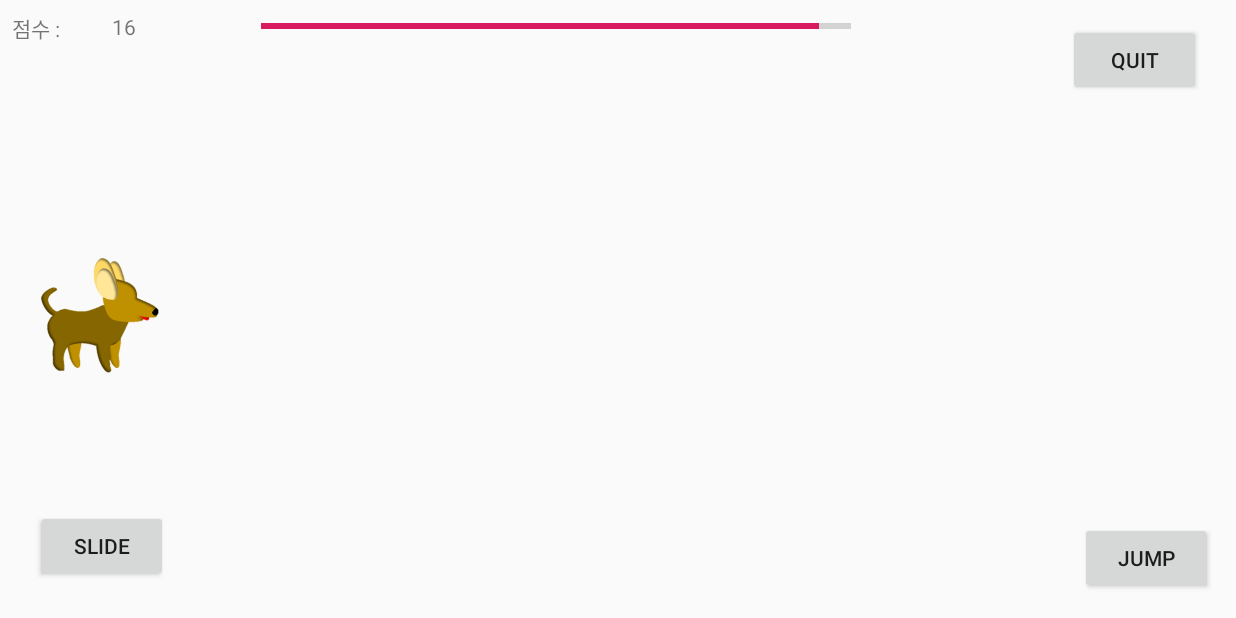
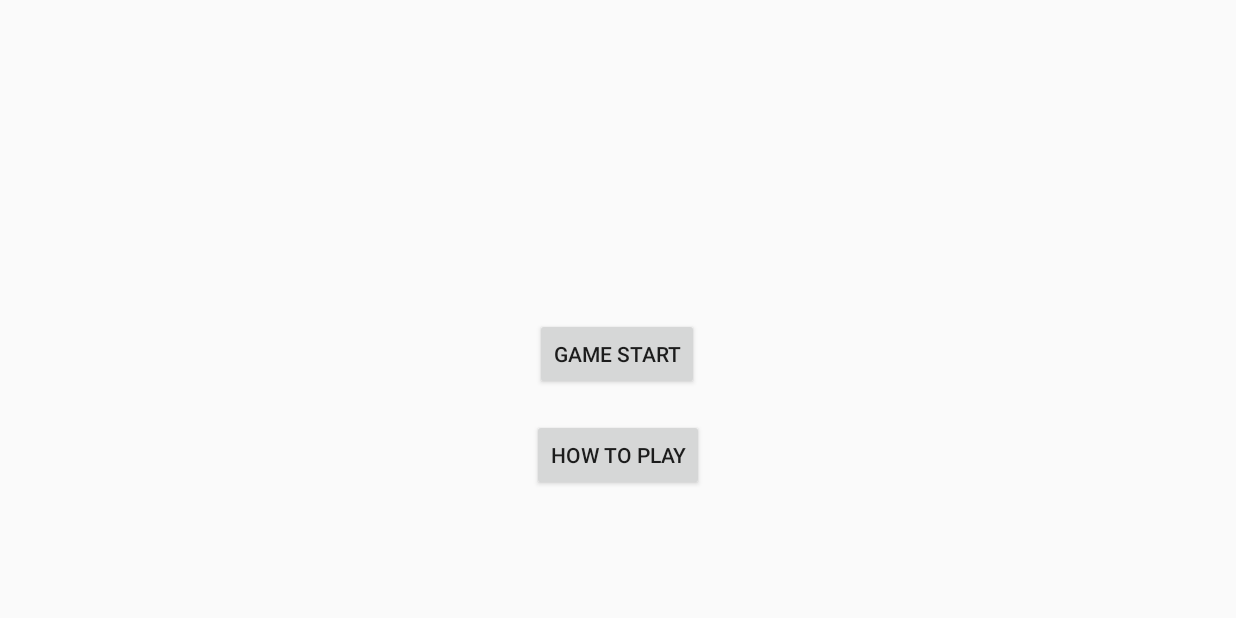
Before and after one commit to psy337337/jumpGame, an Android app: the screen it shows after launch (MainActivity before the commit, StartActivity after it), on a phone screen of 824 x 412 dp (held sideways). Run offline under Robolectric (Android 15) with nearby library versions, the phone set to English and light mode, and no system bars.

Commit message:
Second Commit 낙하 장애물 수정, 액티비티 추가

```diff
--- /dev/null
+++ b/app/src/main/java/com/example/test_jump/StartActivity.java
@@ -0,0 +1,40 @@
+package com.example.test_jump;
+
+import androidx.appcompat.app.AppCompatActivity;
+
+import android.content.Intent;
+import android.os.Bundle;
+import android.view.View;
+import android.widget.Button;
+
+public class StartActivity extends AppCompatActivity {
+
+    @Override
+    protected void onCreate(Bundle savedInstanceState) {
+        super.onCreate(savedInstanceState);
+        setContentView(R.layout.activity_start);
+
+        Button game=findViewById(R.id.bgame);
+        Button how = findViewById(R.id.bex);
+
+        game.setOnClickListener(new View.OnClickListener() {
+            @Override
+            public void onClick(View view) {
+                Intent intent = new Intent(StartActivity.this, MainActivity.class);
+                startActivity(intent);
+            }
+        });
+
+        how.setOnClickListener(new View.OnClickListener() {
+            @Override
+            public void onClick(View view) {
+                Intent intent = new Intent(StartActivity.this, HowActivity.class);
+                startActivity(intent);
+            }
+        });
+    }
+
+    public void onBackPress(){
+        super.onBackPressed();
+    }
+}
--- /dev/null
+++ b/app/src/main/res/layout/activity_start.xml
@@ -0,0 +1,33 @@
+<?xml version="1.0" encoding="utf-8"?>
+<androidx.constraintlayout.widget.ConstraintLayout xmlns:android="http://schemas.android.com/apk/res/android"
+    xmlns:app="http://schemas.android.com/apk/res-auto"
+    xmlns:tools="http://schemas.android.com/tools"
+    android:layout_width="match_parent"
+    android:layout_height="match_parent"
+    tools:context=".StartActivity">
+
+    <Button
+        android:id="@+id/bgame"
+        android:layout_width="wrap_content"
+        android:layout_height="wrap_content"
+        android:layout_marginTop="212dp"
+        android:text="Game Start"
+        app:layout_constraintEnd_toEndOf="parent"
+        app:layout_constraintHorizontal_bias="0.499"
+        app:layout_constraintStart_toStartOf="parent"
+        app:layout_constraintTop_toTopOf="parent" />
+
+    <Button
+        android:id="@+id/bex"
+        android:layout_width="wrap_content"
+        android:layout_height="wrap_content"
+        android:layout_marginTop="8dp"
+        android:layout_marginBottom="8dp"
+        android:text="How To Play"
+        app:layout_constraintBottom_toBottomOf="parent"
+        app:layout_constraintEnd_toEndOf="parent"
+        app:layout_constraintStart_toStartOf="parent"
+        app:layout_constraintTop_toBottomOf="@+id/bgame"
+        app:layout_constraintVertical_bias="0.125" />
+
+</androidx.constraintlayout.widget.ConstraintLayout>
```
Also changed, not shown: app/src/main/AndroidManifest.xml (+8 -1 lines), app/src/main/java/com/example/test_jump/HowActivity.java (added, +17 -0 lines), app/src/main/java/com/example/test_jump/MainActivity.java (+12 -9 lines), app/src/main/res/layout/activity_how.xml (added, +9 -0 lines), app/src/main/res/drawable/fall.png (added).
